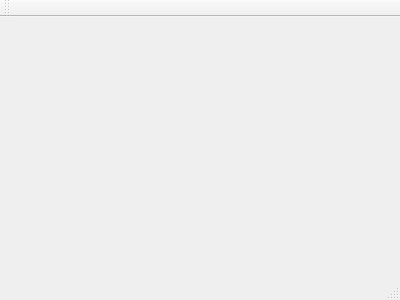
Qt form mainwindow.ui (AndriM/Vika3) before a commit.
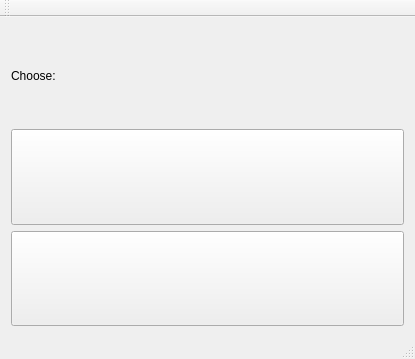
The same form after that commit. Icons and pictures are not drawn.

```diff
--- a/mainwindow.ui
+++ b/mainwindow.ui
@@ -1,24 +1,97 @@
 <ui version="4.0">
  <class>MainWindow</class>
- <widget class="QMainWindow" name="MainWindow" >
-  <property name="geometry" >
+ <widget class="QMainWindow" name="MainWindow">
+  <property name="geometry">
    <rect>
     <x>0</x>
     <y>0</y>
-    <width>400</width>
-    <height>300</height>
+    <width>415</width>
+    <height>359</height>
    </rect>
   </property>
   <property name="windowTitle" >
    <string>MainWindow</string>
   </property>
-  <widget class="QMenuBar" name="menuBar" />
-  <widget class="QToolBar" name="mainToolBar" />
-  <widget class="QWidget" name="centralWidget" />
-  <widget class="QStatusBar" name="statusBar" />
+  <widget class="QWidget" name="centralWidget">
+   <layout class="QVBoxLayout" name="verticalLayout">
+    <item>
+     <widget class="QLabel" name="chooseBetweenLabel">
+      <property name="text">
+       <string>Choose:</string>
+      </property>
+     </widget>
+    </item>
+    <item>
+     <widget class="QPushButton" name="pushButtonComputer">
+      <property name="maximumSize">
+       <size>
+        <width>16777215</width>
+        <height>145</height>
+       </size>
+      </property>
+      <property name="text">
+       <string/>
+      </property>
+      <property name="icon">
+       <iconset>
+        <normaloff>799433350.png</normaloff>799433350.png</iconset>
+      </property>
+      <property name="iconSize">
+       <size>
+        <width>200</width>
+        <height>200</height>
+       </size>
+      </property>
+     </widget>
+    </item>
+    <item>
+     <widget class="QPushButton" name="pushButtonScientist">
+      <property name="maximumSize">
+       <size>
+        <width>16777215</width>
+        <height>145</height>
+       </size>
+      </property>
+      <property name="text">
+       <string/>
+      </property>
+      <property name="icon">
+       <iconset>
+        <normaloff>images.png</normaloff>images.png</iconset>
+      </property>
+      <property name="iconSize">
+       <size>
+        <width>120</width>
+        <height>120</height>
+       </size>
+      </property>
+     </widget>
+    </item>
+   </layout>
+  </widget>
+  <widget class="QToolBar" name="mainToolBar">
+   <attribute name="toolBarArea">
+    <enum>TopToolBarArea</enum>
+   </attribute>
+   <attribute name="toolBarBreak">
+    <bool>true</bool>
+   </attribute>
+  </widget>
+  <widget class="QStatusBar" name="statusBar"/>
+  <action name="actionScientist">
+   <property name="icon">
+    <iconset>
+     <normaloff>images.png</normaloff>images.png</iconset>
+   </property>
+   <property name="text">
+    <string>Scientist</string>
+   </property>
+   <property name="toolTip">
+    <string>Click here for scientists</string>
+   </property>
+  </action>
  </widget>
- <layoutDefault spacing="6" margin="11" />
- <pixmapfunction></pixmapfunction>
+ <layoutdefault spacing="6" margin="11"/>
  <resources/>
  <connections/>
 </ui>
```
Left out of the diff: 5 changed lines with no effect on the pictures.
